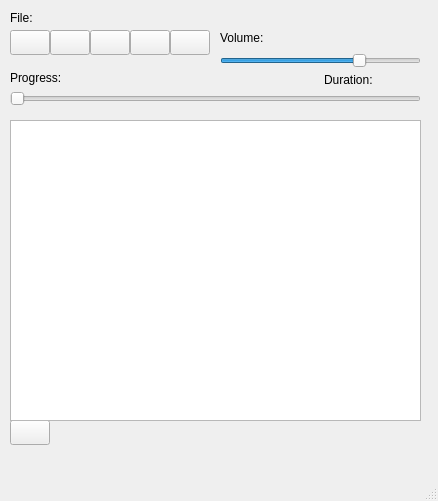
The window that mainwindow.ui (ArhipovAlex/QTMediaPlayer) describes before a commit, drawn with Qt 5.
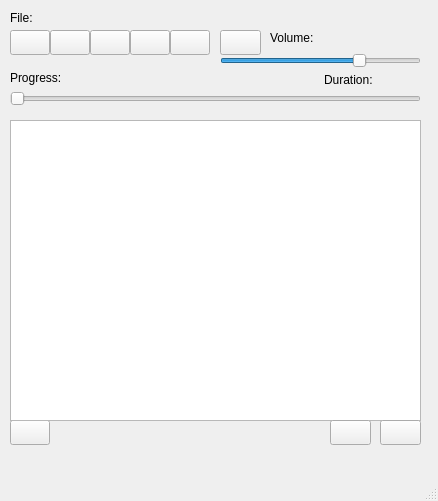
The same window after the commit. Icons and pictures are not drawn.

```diff
--- a/mainwindow.ui
+++ b/mainwindow.ui
@@ -128,7 +128,7 @@
    <widget class="QLabel" name="labelVolume">
     <property name="geometry">
      <rect>
-      <x>220</x>
+      <x>270</x>
       <y>30</y>
       <width>81</width>
       <height>16</height>
@@ -187,6 +187,45 @@
      </rect>
     </property>
    </widget>
+   <widget class="QPushButton" name="pushButtonMute">
+    <property name="geometry">
+     <rect>
+      <x>220</x>
+      <y>30</y>
+      <width>41</width>
+      <height>25</height>
+     </rect>
+    </property>
+    <property name="text">
+     <string/>
+    </property>
+   </widget>
+   <widget class="QPushButton" name="pushButtonShuffle">
+    <property name="geometry">
+     <rect>
+      <x>330</x>
+      <y>420</y>
+      <width>41</width>
+      <height>25</height>
+     </rect>
+    </property>
+    <property name="text">
+     <string/>
+    </property>
+   </widget>
+   <widget class="QPushButton" name="pushButtonLoop">
+    <property name="geometry">
+     <rect>
+      <x>380</x>
+      <y>420</y>
+      <width>41</width>
+      <height>25</height>
+     </rect>
+    </property>
+    <property name="text">
+     <string/>
+    </property>
+   </widget>
   </widget>
   <widget class="QMenuBar" name="menubar">
    <property name="geometry">
```
